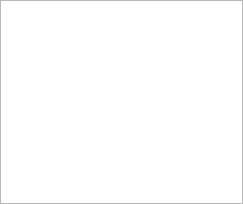
The window that src/editor/connection/connman.ui (aibolem/TeleScore) describes before a commit, drawn with Qt 5.
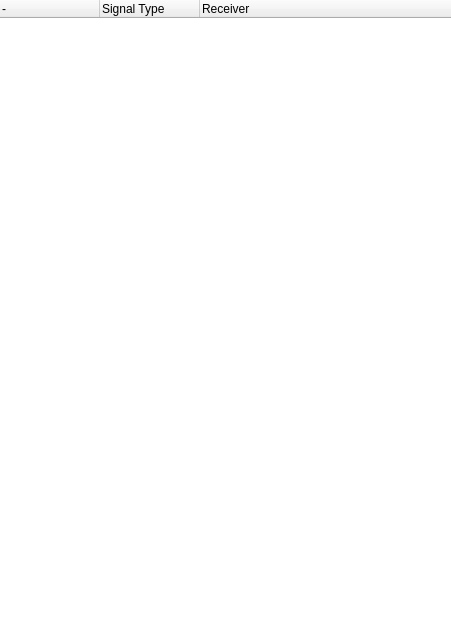
The same window after the commit.

The edit to the form file:
```diff
--- a/src/editor/connection/connman.ui
+++ b/src/editor/connection/connman.ui
@@ -6,8 +6,8 @@
    <rect>
     <x>0</x>
     <y>0</y>
-    <width>243</width>
-    <height>204</height>
+    <width>451</width>
+    <height>630</height>
    </rect>
   </property>
   <property name="windowTitle">
@@ -30,7 +30,50 @@
     <number>0</number>
    </property>
    <item row="0" column="0">
-    <widget class="QTableWidget" name="tableWidget"/>
+    <widget class="QTreeWidget" name="treeWidget">
+     <property name="frameShape">
+      <enum>QFrame::NoFrame</enum>
+     </property>
+     <property name="frameShadow">
+      <enum>QFrame::Plain</enum>
+     </property>
+     <property name="indentation">
+      <number>0</number>
+     </property>
+     <property name="rootIsDecorated">
+      <bool>false</bool>
+     </property>
+     <property name="itemsExpandable">
+      <bool>false</bool>
+     </property>
+     <property name="expandsOnDoubleClick">
+      <bool>false</bool>
+     </property>
+     <attribute name="headerVisible">
+      <bool>true</bool>
+     </attribute>
+     <attribute name="headerMinimumSectionSize">
+      <number>0</number>
+     </attribute>
+     <attribute name="headerStretchLastSection">
+      <bool>true</bool>
+     </attribute>
+     <column>
+      <property name="text">
+       <string>-</string>
+      </property>
+     </column>
+     <column>
+      <property name="text">
+       <string>Signal Type</string>
+      </property>
+     </column>
+     <column>
+      <property name="text">
+       <string>Receiver</string>
+      </property>
+     </column>
+    </widget>
    </item>
   </layout>
  </widget>
```
